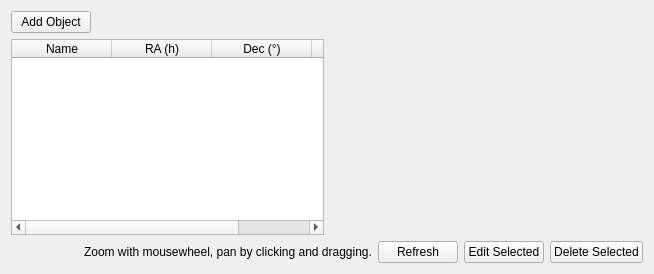
Before: the Qt Designer form uifiles/objects_tab.ui in prookyon/MonoObsLog2, drawn with Qt 5.
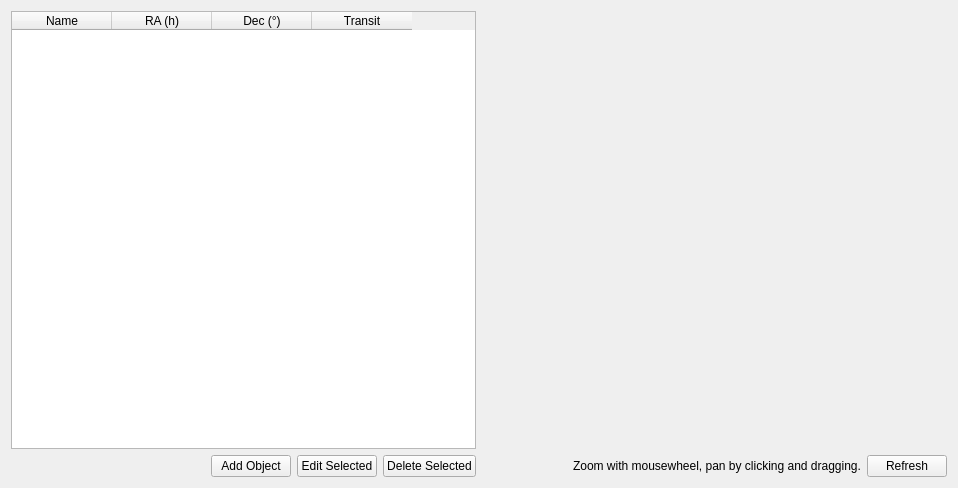
After: the same form once the commit is applied. Custom widgets are drawn as their Qt base class.

Commit message: UI updates. Incremented version number.

Diff of the .ui file:
```diff
--- a/uifiles/objects_tab.ui
+++ b/uifiles/objects_tab.ui
@@ -6,39 +6,13 @@
    <rect>
     <x>0</x>
     <y>0</y>
-    <width>654</width>
-    <height>274</height>
+    <width>958</width>
+    <height>488</height>
    </rect>
   </property>
-  <layout class="QHBoxLayout" name="horizontalLayout_3">
+  <layout class="QHBoxLayout" name="horizontalLayout_3" stretch="1,1">
    <item>
-    <layout class="QVBoxLayout" name="verticalLayout_2">
-     <item>
-      <layout class="QHBoxLayout" name="horizontalLayout">
-       <item>
-        <widget class="QPushButton" name="addButton">
-         <property name="text">
-          <string>Add Object</string>
-         </property>
-        </widget>
-       </item>
-       <item>
-        <spacer name="horizontalSpacer_2">
-         <property name="orientation">
-          <enum>Qt::Orientation::Horizontal</enum>
-         </property>
-         <property name="sizeHint" stdset="0">
-          <size>
-           <width>40</width>
-           <height>20</height>
-          </size>
-         </property>
-        </spacer>
-       </item>
-      </layout>
-     </item>
-     <item>
-      <layout class="QHBoxLayout" name="horizontalLayout_4" stretch="1,1">
+    <layout class="QVBoxLayout" name="verticalLayout">
        <item>
         <widget class="QTableWidget" name="objectsTable">
          <property name="editTriggers">
@@ -82,11 +56,6 @@
         </widget>
        </item>
        <item>
-        <widget class="QwtPolarPlot" name="polarPlot" native="true"/>
-       </item>
-      </layout>
-     </item>
-     <item>
       <layout class="QHBoxLayout" name="horizontalLayout_2">
        <item>
         <spacer name="horizontalSpacer">
@@ -102,7 +71,61 @@
         </spacer>
        </item>
        <item>
+        <widget class="QPushButton" name="addButton">
+         <property name="text">
+          <string>Add Object</string>
+         </property>
+        </widget>
+       </item>
+       <item>
+        <widget class="QPushButton" name="editButton">
+         <property name="text">
+          <string>Edit Selected</string>
+         </property>
+        </widget>
+       </item>
+       <item>
+        <widget class="QPushButton" name="deleteButton">
+         <property name="text">
+          <string>Delete Selected</string>
+         </property>
+        </widget>
+       </item>
+      </layout>
+     </item>
+    </layout>
+   </item>
+   <item>
+    <layout class="QVBoxLayout" name="verticalLayout_3" stretch="1,0">
+     <item>
+      <widget class="QwtPolarPlot" name="polarPlot" native="true"/>
+     </item>
+     <item>
+      <layout class="QHBoxLayout" name="horizontalLayout">
+       <item>
+        <spacer name="horizontalSpacer_2">
+         <property name="orientation">
+          <enum>Qt::Orientation::Horizontal</enum>
+         </property>
+         <property name="sizeType">
+          <enum>QSizePolicy::Policy::Expanding</enum>
+         </property>
+         <property name="sizeHint" stdset="0">
+          <size>
+           <width>40</width>
+           <height>20</height>
+          </size>
+         </property>
+        </spacer>
+       </item>
+       <item>
         <widget class="QLabel" name="label">
+         <property name="sizePolicy">
+          <sizepolicy hsizetype="Minimum" vsizetype="Fixed">
+           <horstretch>0</horstretch>
+           <verstretch>0</verstretch>
+          </sizepolicy>
+         </property>
          <property name="text">
           <string>&lt;html&gt;&lt;head/&gt;&lt;body&gt;&lt;p&gt;Zoom with mousewheel, pan by clicking and dragging.&lt;/p&gt;&lt;/body&gt;&lt;/html&gt;</string>
          </property>
@@ -118,20 +141,6 @@
          </property>
         </widget>
        </item>
-       <item>
-        <widget class="QPushButton" name="editButton">
-         <property name="text">
-          <string>Edit Selected</string>
-         </property>
-        </widget>
-       </item>
-       <item>
-        <widget class="QPushButton" name="deleteButton">
-         <property name="text">
-          <string>Delete Selected</string>
-         </property>
-        </widget>
-       </item>
       </layout>
      </item>
     </layout>
```
Lines whose indentation alone changed are shown as unchanged. The commit also changes 5 other files.
